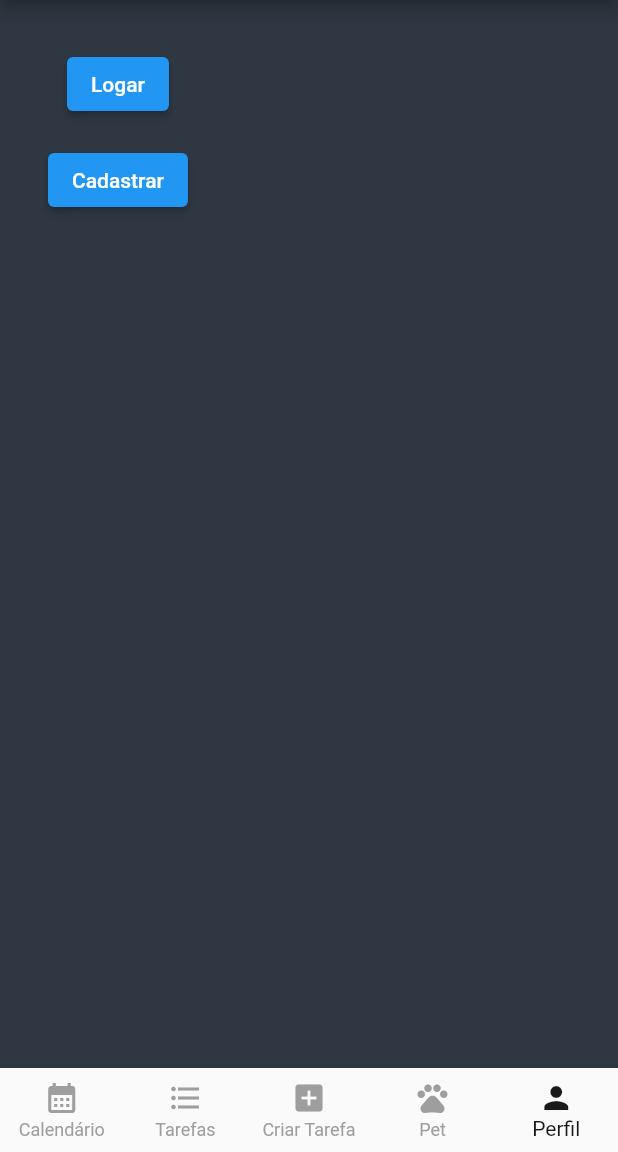
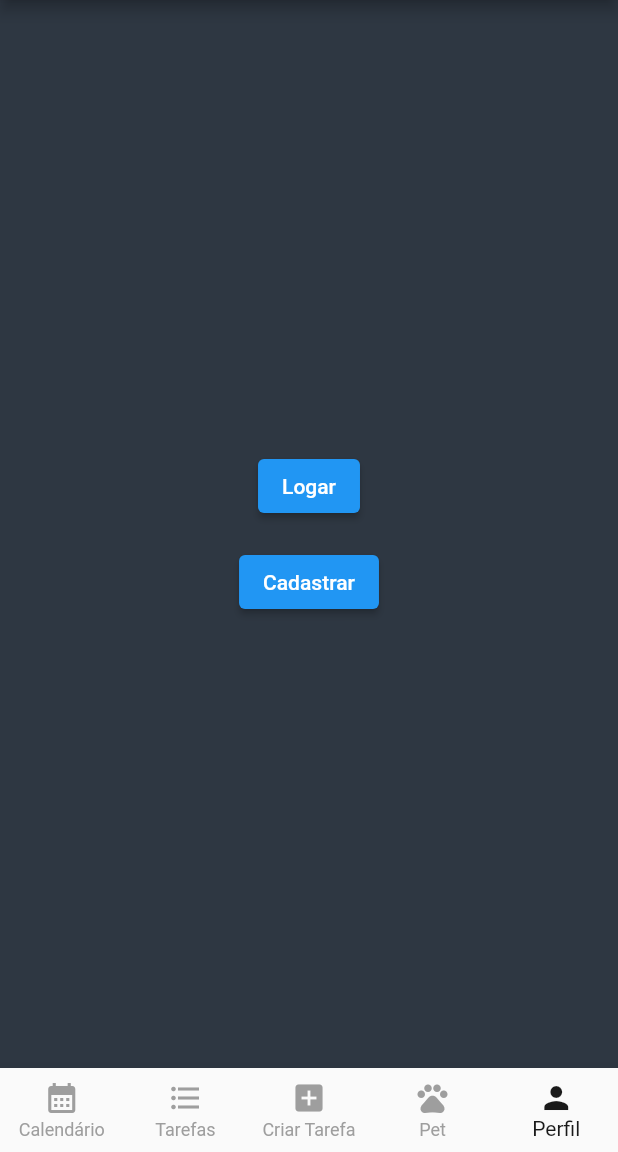
Before and after one commit to SauloMFreitas/LDDM-Projeto, a Flutter app: the screen it shows after launch, item 5 of the bottom bar chosen, on a phone screen of 412 x 824 dp, the part 84-1236 px from its top. Run offline on Flutter 3.47's test engine with Material 2 defaults, Android fonts, the phone set to English and light mode, and no system bars; our stand-ins replace percent_indicator, table_calendar.

Commit message:
centralizei os botões de login e registro

```diff
--- a/Myplanner/lib/Perfil.dart
+++ b/Myplanner/lib/Perfil.dart
@@ -20,9 +20,14 @@ class _PerfilState extends State<Perfil> {
       ),
       body: Container(
         padding: EdgeInsets.all(32),
-        child: Column(
+        child: Row(
+          crossAxisAlignment: CrossAxisAlignment.center,
+          mainAxisAlignment: MainAxisAlignment.center,
           children: <Widget>[
 
+            Column(
+              mainAxisAlignment: MainAxisAlignment.center,
+              children: [
                 ElevatedButton(
                   child: Text("Logar"),
                   onPressed: (){
@@ -49,6 +54,8 @@ class _PerfilState extends State<Perfil> {
                   }
                 ),
               ],
+            )
+          ],
         ),
       ),
     );
```
Lines whose indentation alone changed are shown as unchanged.
